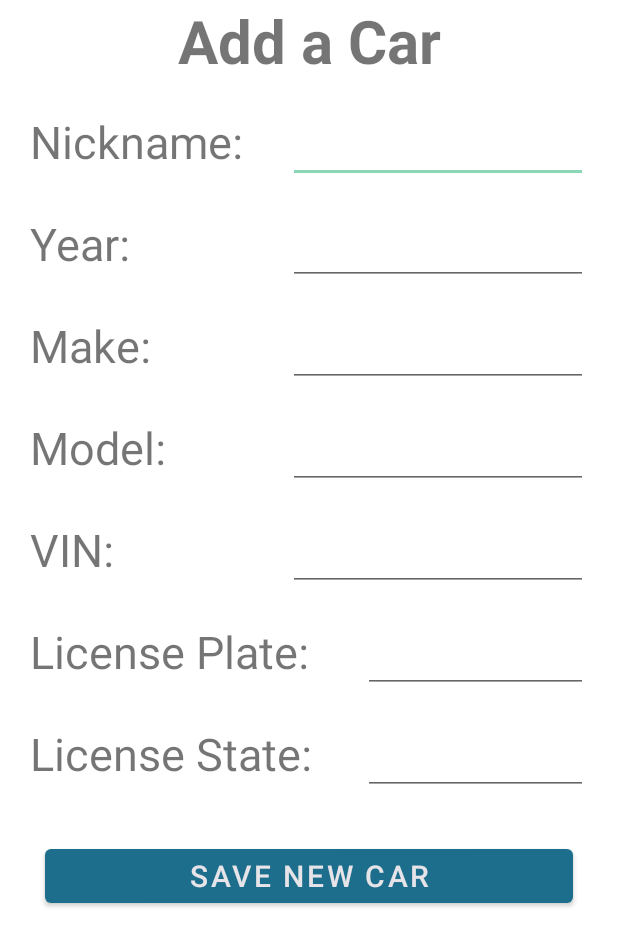
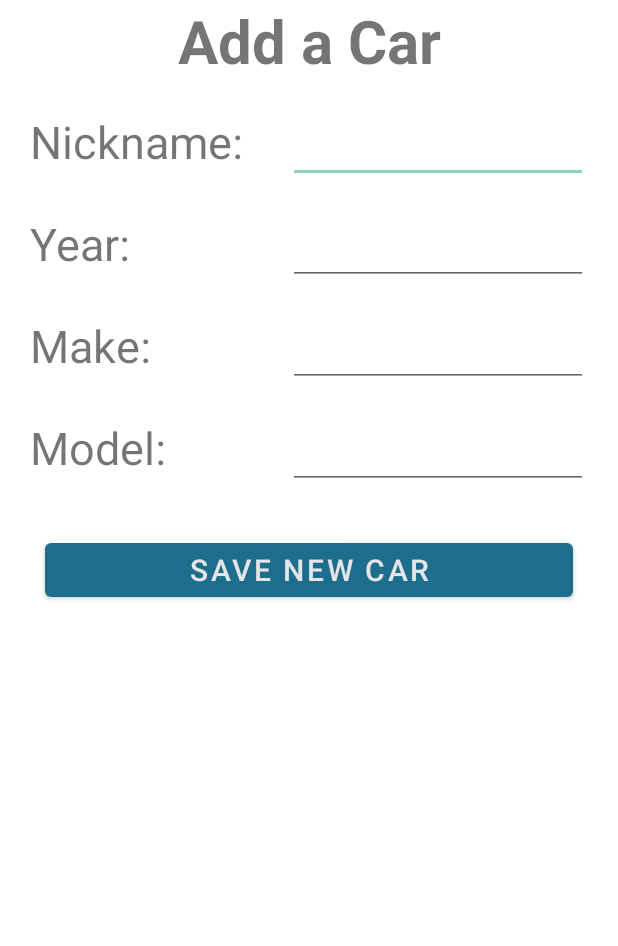
Before and after one commit to rhit-koenignm/CSSE375-CarCompanion, an Android app: the layout fragment_add_car.xml on its own in the app's theme, with its tools: preview values and no code run, on a phone screen of 412 x 824 dp. Shown: the top 946 px of the screen. Run offline under Robolectric (Android 15) with nearby library versions, the phone set to English and light mode, and no system bars.

Commit message:
Add car fragment is structured enough for kotlin

```diff
--- a/app/src/main/java/com/example/carcompanion/database/models/CarObject.kt
+++ b/app/src/main/java/com/example/carcompanion/database/models/CarObject.kt
@@ -4,7 +4,7 @@ import com.google.firebase.firestore.DocumentSnapshot
 import com.google.firebase.firestore.Exclude
 
 data class CarObject(
-    var name: String = "My Prius",
+    var nickname: String = "My Prius",
     var year: Int = 2006,
     var make: String = "Toyota",
     var model: String = "Prius",
--- a/app/src/main/res/layout/fragment_add_car.xml
+++ b/app/src/main/res/layout/fragment_add_car.xml
@@ -59,46 +59,12 @@
         style="@style/CarAddTexts"
         android:layout_below="@+id/car_make_et"/>
 
-    <TextView
-        android:id="@+id/vin_label"
-        style="@style/CarAddLabels"
-        android:text="@string/vin"
-        android:layout_below="@+id/car_model_et"/>
-
-    <EditText
-        android:id="@+id/vin_txt"
-        style="@style/CarAddTexts"
-        android:layout_below="@+id/car_model_et"/>
-
-    <TextView
-        android:id="@+id/license_plate_label"
-        style="@style/CarAddLabels"
-        android:text="@string/license_plate"
-        android:layout_below="@+id/vin_txt"/>
-
-    <EditText
-        android:id="@+id/license_plate_et"
-        style="@style/CarAddTexts"
-        android:layout_width="150dp"
-        android:layout_below="@+id/vin_txt"/>
-
-    <TextView
-        android:id="@+id/license_state_label"
-        style="@style/CarAddLabels"
-        android:text="@string/license_state"
-        android:layout_below="@+id/license_plate_et"/>
-
-    <EditText
-        android:id="@+id/license_state_et"
-        style="@style/CarAddTexts"
-        android:layout_width="150dp"
-        android:layout_below="@+id/license_plate_et"/>
 
     <Button
         android:id="@+id/btn_add_car"
         android:layout_width="match_parent"
         android:layout_height="wrap_content"
-        android:layout_below="@+id/license_state_et"
+        android:layout_below="@+id/car_model_et"
         android:layout_marginStart="30dp"
         android:layout_marginTop="30dp"
         android:layout_marginEnd="30dp"
```
